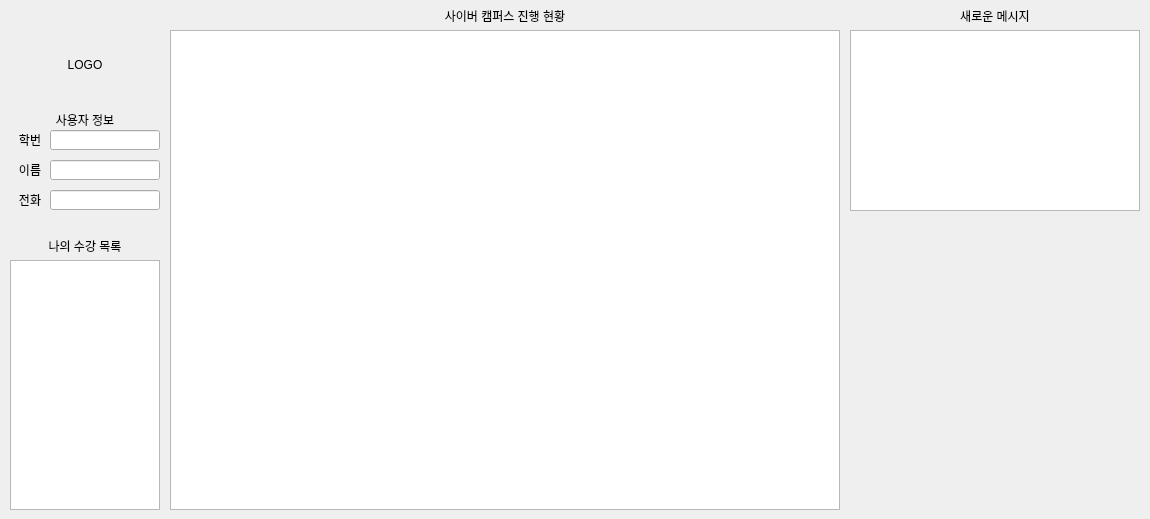
First picture: the form in src/main.ui, repository kim-do-hyeon/jj_cyber_campus_management, before the edit.
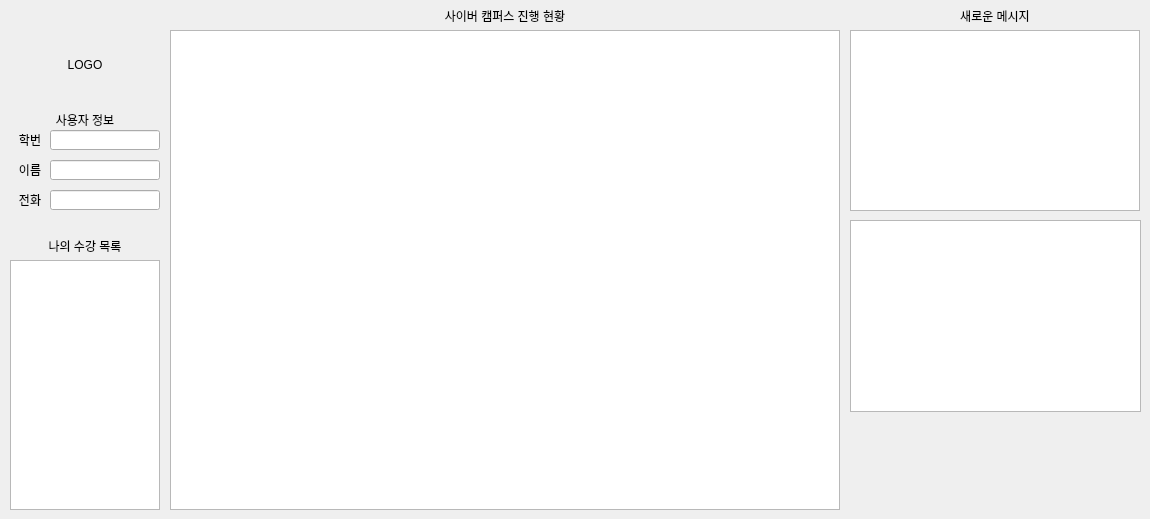
Second picture: the form after the edit.

Commit message: Add assign check function

```diff
--- a/src/main.ui
+++ b/src/main.ui
@@ -223,6 +223,16 @@
      <set>Qt::AlignCenter</set>
     </property>
    </widget>
+   <widget class="QTableWidget" name="assign_tableWidget">
+    <property name="geometry">
+     <rect>
+      <x>850</x>
+      <y>220</y>
+      <width>291</width>
+      <height>192</height>
+     </rect>
+    </property>
+   </widget>
   </widget>
  </widget>
  <resources/>
```
The commit also changes 1 other file.
